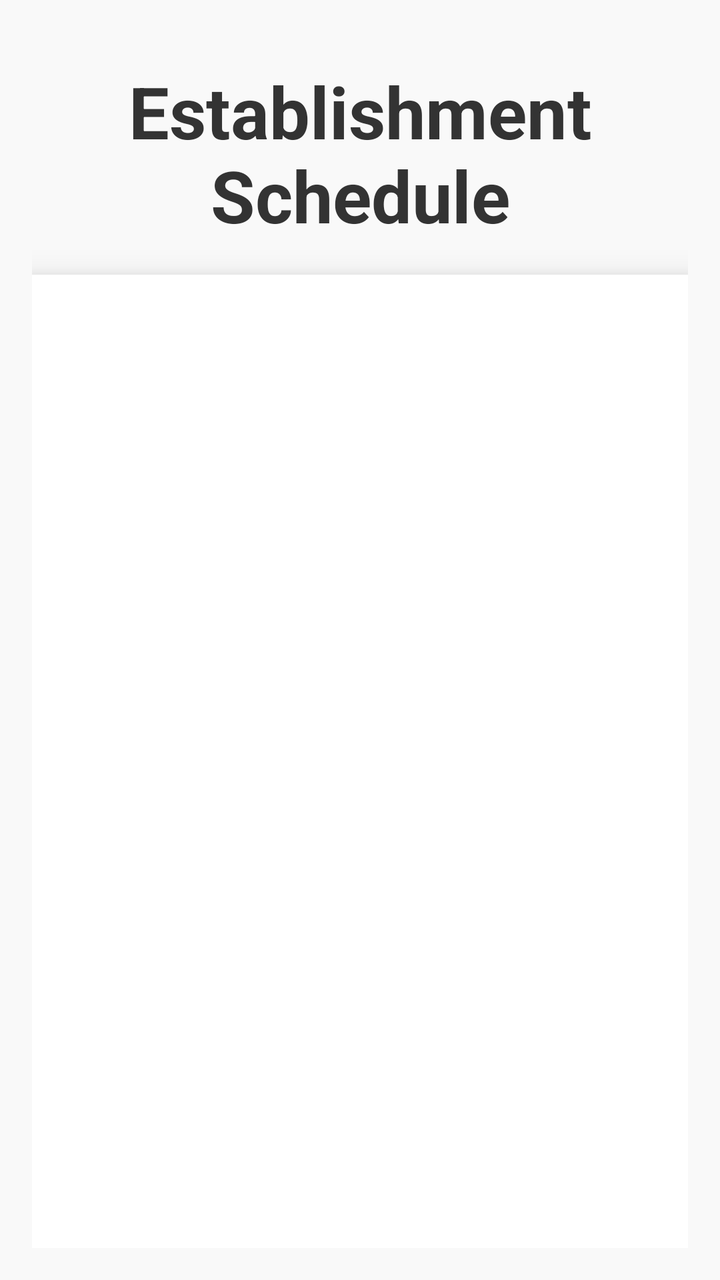
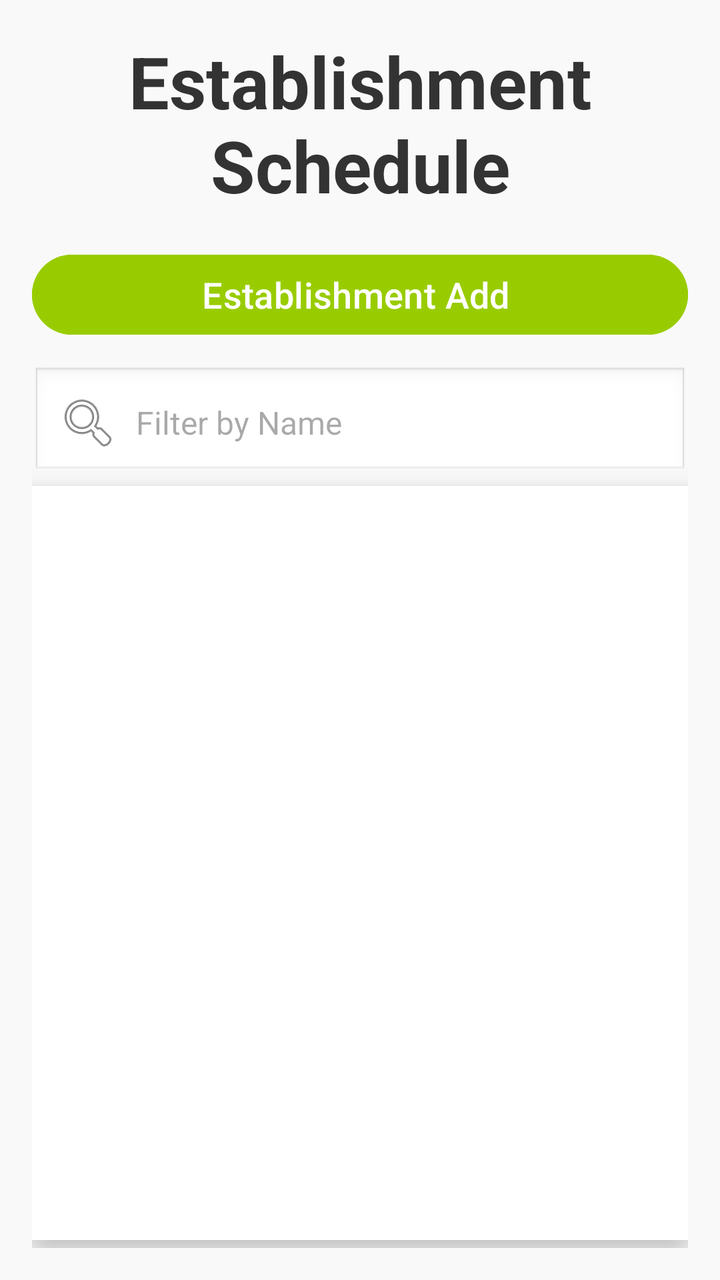

Two renders of the same Android screen: before a commit and after it. Below are the layout's source before the change and the commit's diff.
<!-- AndroidManifest.xml: application theme Theme.AgendaApp -->
<!-- res/layout/activity_main.xml -->
<?xml version="1.0" encoding="utf-8"?>
<LinearLayout
    xmlns:android="http://schemas.android.com/apk/res/android"
    xmlns:tools="http://schemas.android.com/tools"
    android:layout_width="match_parent"
    android:layout_height="match_parent"
    android:orientation="vertical"
    android:background="#F9F9F9"
    android:padding="16dp"
    tools:context=".ui.MainActivity">

    <TextView
        android:id="@+id/tvTitulo"
        android:layout_width="match_parent"
        android:layout_height="0dp"
        android:layout_weight="0.2"
        android:text="@string/establishment_schedule"
        android:textSize="36sp"
        android:textStyle="bold"
        android:textColor="#333"
        android:gravity="center" />

    <ListView
        android:id="@+id/listViewEstabelecimentos"
        android:layout_width="match_parent"
        android:layout_height="0dp"
        android:layout_weight="0.8"
        android:divider="@android:color/holo_purple"
        android:dividerHeight="2dp"
        android:background="@android:color/white"
        android:elevation="10dp"
        android:padding="8dp"
        android:listSelector="@android:color/holo_green_light" />
</LinearLayout>
<!-- resources referenced by this layout -->
<resources>
  <string name="establishment_schedule">Establishment Schedule</string>
  <style name="Theme.AgendaApp" parent="Base.Theme.AgendaApp" />
  <style name="Base.Theme.AgendaApp" parent="Theme.Material3.Light.NoActionBar">
          <item name="colorPrimary">@color/teal_500</item>
          <item name="colorOnPrimary">@android:color/white</item>
          <item name="colorPrimaryContainer">@color/teal_200</item>
          <item name="android:colorBackground">@color/white</item>
          <item name="android:textColor">@color/black</item>
      </style>
  <color name="teal_500">#009688</color>
  <color name="teal_200">#043C35</color>
  <color name="white">#FFFFFF</color>
  <color name="black">#000000</color>
</resources>

<!-- the commit's change to res/layout/activity_main.xml (unified diff, before → after) -->
@@ -1,34 +1,74 @@
 <?xml version="1.0" encoding="utf-8"?>
-<LinearLayout
+<androidx.constraintlayout.widget.ConstraintLayout
     xmlns:android="http://schemas.android.com/apk/res/android"
     xmlns:tools="http://schemas.android.com/tools"
+    xmlns:app="http://schemas.android.com/apk/res-auto"
     android:layout_width="match_parent"
     android:layout_height="match_parent"
-    android:orientation="vertical"
     android:background="#F9F9F9"
     android:padding="16dp"
     tools:context=".ui.MainActivity">
 
     <TextView
         android:id="@+id/tvTitulo"
-        android:layout_width="match_parent"
+        android:layout_width="0dp"
         android:layout_height="0dp"
-        android:layout_weight="0.2"
         android:text="@string/establishment_schedule"
         android:textSize="36sp"
         android:textStyle="bold"
         android:textColor="#333"
-        android:gravity="center" />
+        android:gravity="center"
+        app:layout_constraintTop_toTopOf="parent"
+        app:layout_constraintStart_toStartOf="parent"
+        app:layout_constraintEnd_toEndOf="parent"
+        app:layout_constraintHeight_percent="0.15" />
 
-    <ListView
+    <Button
+        android:id="@+id/btnAdicionar"
+        android:layout_width="0dp"
+        android:layout_height="wrap_content"
+        android:text="@string/add_establishment"
+        android:textAllCaps="false"
+        android:backgroundTint="@android:color/holo_green_light"
+        android:textColor="@android:color/white"
+        android:textSize="18sp"
+        android:elevation="4dp"
+        android:layout_marginTop="16dp"
+        app:layout_constraintTop_toBottomOf="@id/tvTitulo"
+        app:layout_constraintStart_toStartOf="parent"
+        app:layout_constraintEnd_toEndOf="parent"
+        app:layout_constraintHeight_percent="0.10" />
+
+    <EditText
+        android:id="@+id/edtFiltro"
+        android:layout_width="0dp"
+        android:layout_height="wrap_content"
+        android:hint="@string/filter_by_name"
+        android:inputType="text"
+        android:drawableStart="@android:drawable/ic_menu_search"
+        android:drawablePadding="8dp"
+        android:padding="12dp"
+        android:background="@android:drawable/edit_text"
+        android:textSize="16sp"
+        android:layout_marginTop="12dp"
+        app:layout_constraintTop_toBottomOf="@id/btnAdicionar"
+        app:layout_constraintStart_toStartOf="parent"
+        app:layout_constraintEnd_toEndOf="parent" />
+
+    <androidx.recyclerview.widget.RecyclerView
         android:id="@+id/listViewEstabelecimentos"
-        android:layout_width="match_parent"
+        android:layout_width="0dp"
         android:layout_height="0dp"
-        android:layout_weight="0.8"
         android:divider="@android:color/holo_purple"
         android:dividerHeight="2dp"
         android:background="@android:color/white"
         android:elevation="10dp"
         android:padding="8dp"
-        android:listSelector="@android:color/holo_green_light" />
-</LinearLayout>
+        android:listSelector="@android:color/holo_green_light"
+        app:layout_constraintTop_toBottomOf="@id/edtFiltro"
+        app:layout_constraintBottom_toBottomOf="parent"
+        app:layout_constraintStart_toStartOf="parent"
+        app:layout_constraintEnd_toEndOf="parent"
+        app:layout_constraintHeight_percent="0.62" />
+
+</androidx.constraintlayout.widget.ConstraintLayout>
<!-- resource entries referenced after the edit -->
@@ -1,6 +1,8 @@
 <!-- resources referenced by this layout -->
 <resources>
+  <string name="add_establishment">"Establishment Add "</string>
   <string name="establishment_schedule">Establishment Schedule</string>
+  <string name="filter_by_name">Filter by Name</string>
   <style name="Theme.AgendaApp" parent="Base.Theme.AgendaApp" />
   <style name="Base.Theme.AgendaApp" parent="Theme.Material3.Light.NoActionBar">
           <item name="colorPrimary">@color/teal_500</item>
